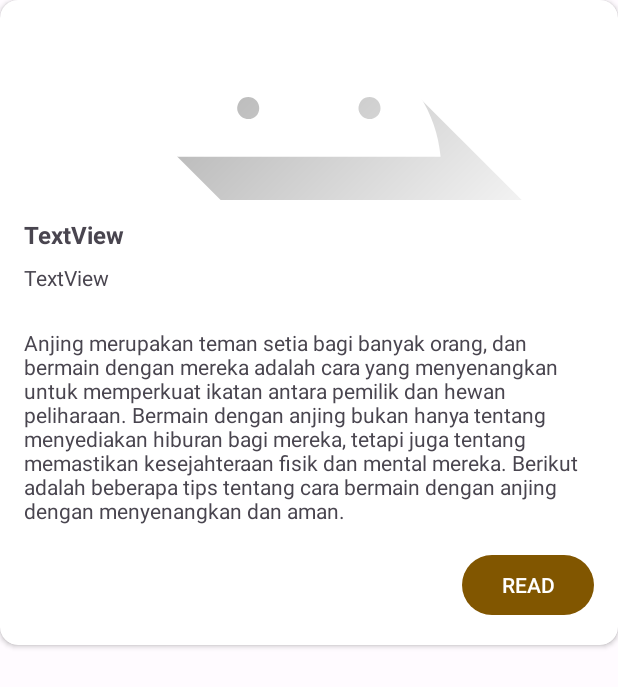
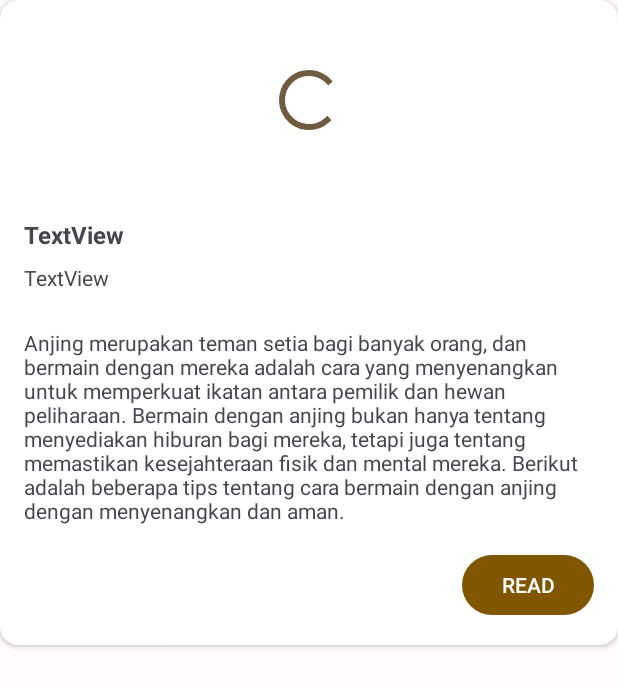
Before and after one commit to stevennchristopher/FinalProjectAdv, an Android app: the layout berita_list_item.xml on its own in the app's theme, with its tools: preview values and no code run, on a phone screen of 412 x 824 dp. Shown: the top 687 px of the screen. Run offline under Robolectric (Android 15) with nearby library versions, the phone set to English and light mode, and no system bars; network calls fail.

Commit message:
add progressBar and change color

```diff
--- a/app/src/main/res/layout/berita_list_item.xml
+++ b/app/src/main/res/layout/berita_list_item.xml
@@ -24,6 +24,7 @@
                 android:layout_width="0dp"
                 android:layout_height="133dp"
                 android:scaleType="centerCrop"
+                android:visibility="invisible"
                 app:layout_constraintEnd_toEndOf="parent"
                 app:layout_constraintStart_toStartOf="parent"
                 app:layout_constraintTop_toTopOf="parent"
@@ -83,6 +84,16 @@
                 app:layout_constraintEnd_toEndOf="parent"
                 app:layout_constraintTop_toBottomOf="@+id/txtDeskripsiBerita"
                 app:layout_constraintVertical_bias="0.008" />
+
+            <ProgressBar
+                android:id="@+id/progressImage"
+                style="?android:attr/progressBarStyle"
+                android:layout_width="wrap_content"
+                android:layout_height="wrap_content"
+                app:layout_constraintBottom_toBottomOf="@+id/imgBerita"
+                app:layout_constraintEnd_toEndOf="@+id/imgBerita"
+                app:layout_constraintStart_toStartOf="parent"
+                app:layout_constraintTop_toTopOf="@+id/imgBerita" />
         </androidx.constraintlayout.widget.ConstraintLayout>
     </androidx.cardview.widget.CardView>
 </androidx.constraintlayout.widget.ConstraintLayout>
--- a/app/src/main/res/layout/fragment_berita_detail.xml
+++ b/app/src/main/res/layout/fragment_berita_detail.xml
@@ -94,6 +94,7 @@
                     android:layout_marginTop="16dp"
                     android:layout_marginEnd="16dp"
                     android:layout_marginBottom="16dp"
+                    android:backgroundTint="@color/md_theme_dark_inversePrimary"
                     android:textSize="20sp"
                     app:icon="@drawable/baseline_navigate_next_24"
                     app:layout_constraintBottom_toBottomOf="parent"
@@ -109,7 +110,7 @@
                     android:layout_marginTop="16dp"
                     android:layout_marginEnd="4dp"
                     android:layout_marginBottom="16dp"
-                    android:backgroundTint="@color/md_theme_dark_inversePrimary"
+                    android:backgroundTint="@color/md_theme_dark_outline"
                     android:textSize="20sp"
                     app:icon="@drawable/baseline_navigate_before_24"
                     app:layout_constraintBottom_toBottomOf="parent"
```
Also changed, not shown: app/src/main/java/com/example/advuts160421001/view/BeritaDetailFragment.kt (+26 -1 lines), app/src/main/java/com/example/advuts160421001/view/BeritaListAdapter.kt (+12 -2 lines).
